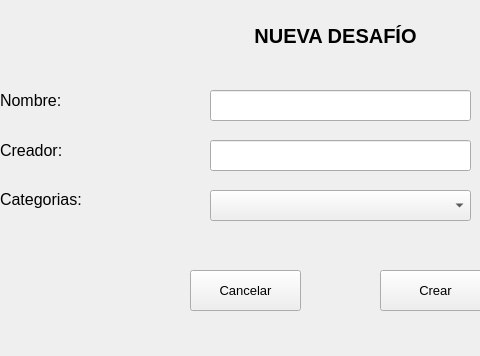
First picture: the form in view/ventanas_qt/ventana_nuevo_desafio.ui, repository phkandresc/app-habitos-saludables, before the edit; both pictures show x 210 to 690 and y 0 to 356 of the 1090 by 356 pixel window.
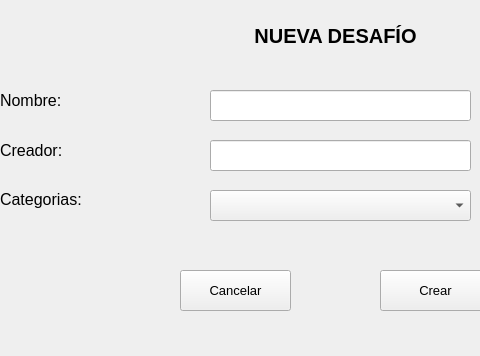
Second picture: the form after the edit.

What changed in the file:
```diff
--- a/view/ventanas_qt/ventana_nuevo_desafio.ui
+++ b/view/ventanas_qt/ventana_nuevo_desafio.ui
@@ -141,7 +141,7 @@
   <widget class="QPushButton" name="btnCancelar">
    <property name="geometry">
     <rect>
-     <x>400</x>
+     <x>390</x>
      <y>270</y>
      <width>111</width>
      <height>41</height>
```
